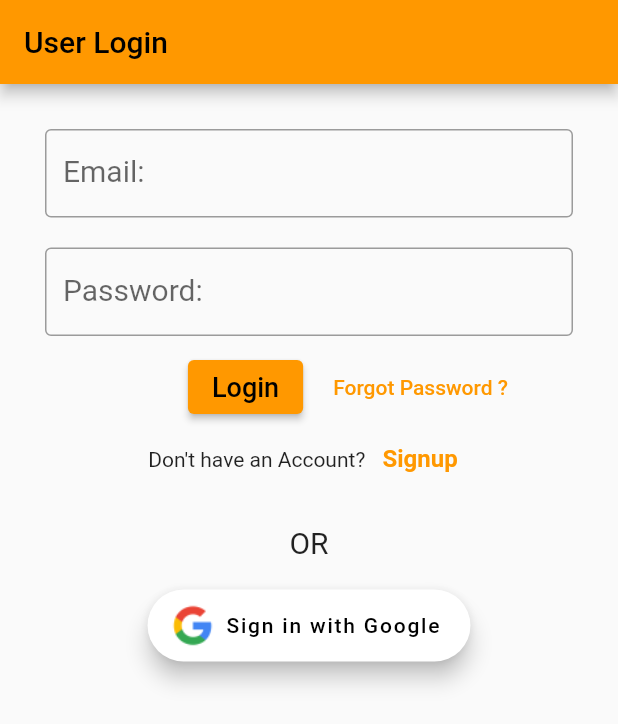
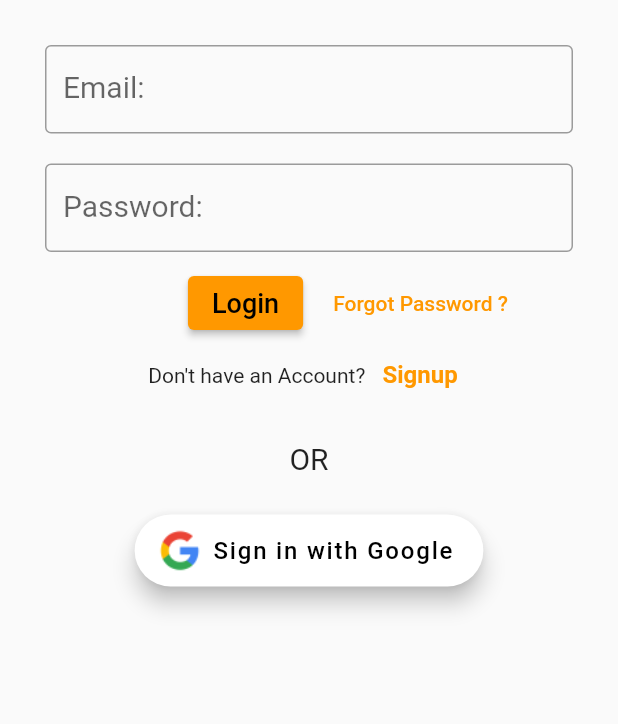
Before and after one commit to SpectrumStudio/IITG_Project_II, a Flutter app: the screen it shows after launch, on a phone screen of 412 x 824 dp. Shown: the top 724 px of the screen. Run offline on Flutter 3.47's test engine with Material 2 defaults, Android fonts, the phone set to English and light mode, and no system bars; our stand-ins replace firebase_auth, firebase_core, fluttertoast, get, google_sign_in, image_cropper and 2 more; missing offline and left inert: tflite_flutter; accounts and stored records are empty.

Commit message:
google_2

```diff
--- a/lib/pages/homePage.dart
+++ b/lib/pages/homePage.dart
@@ -2,6 +2,7 @@ import 'dart:io';
 import 'dart:core';
 import 'package:firebase_auth/firebase_auth.dart';
 import 'package:fluttertoast/fluttertoast.dart';
+import 'package:image_picker_demo/pages/login.dart';
 import 'package:flutter/material.dart';
 import 'package:flutter/services.dart';
 import 'package:google_sign_in/google_sign_in.dart';
--- a/lib/pages/login.dart
+++ b/lib/pages/login.dart
@@ -9,8 +9,12 @@ import 'package:image_picker_demo/main.dart';
 import 'package:image_picker_demo/pages/forgot_password.dart';
 import 'package:image_picker_demo/pages/homePage.dart';
 import 'package:image_picker_demo/pages/signup.dart';
+import 'package:image_picker_demo/pages/testList.dart';
 import 'package:image_picker_demo/pages/user/user_main.dart';
 import 'package:provider/provider.dart';
+
+var userName="";
+var userEmail= "";
 
 class Login extends StatefulWidget {
   Login({Key? key}) : super(key: key);
@@ -20,6 +24,8 @@ class Login extends StatefulWidget {
 }
 
 class _LoginState extends State<Login> {
+  //var userName="";
+
   bool isLoading = false;
   final _formKey = GlobalKey<FormState>();
 
@@ -93,9 +99,9 @@ class _LoginState extends State<Login> {
   @override
   Widget build(BuildContext context) {
     return Scaffold(
-      appBar: AppBar(
-        title: Text("User Login"),
-      ),
+      // appBar: AppBar(
+      //   title: Text("User Login"),
+      // ),
       body: Form(
         key: _formKey,
         child: Padding(
@@ -228,7 +234,7 @@ class _LoginState extends State<Login> {
                       style: TextStyle(fontSize: 20),
                     )),
                     SizedBox(
-                      height: 20,
+                      height: 26,
                     ),
                     FloatingActionButton.extended(
                       onPressed: () async {
@@ -246,7 +252,10 @@ class _LoginState extends State<Login> {
                         height: 28,
                         width: 28,
                       ),
-                      label: Text('Sign in with Google'),
+                      label: Text(
+                        'Sign in with Google',
+                        style: TextStyle(fontSize: 16),
+                      ),
                       backgroundColor: Colors.white,
                       foregroundColor: Colors.black,
                     ),
@@ -274,6 +283,9 @@ class _LoginState extends State<Login> {
       idToken: googleAuth?.idToken,
     );
 
+    userEmail = googleUser.email;
+    userName = googleUser.displayName!;
+
     // Once signed in, return the UserCredential
     return await FirebaseAuth.instance.signInWithCredential(credential);
   }
```
Also changed, not shown: lib/pages/testList.dart (added, +17 -0 lines).
